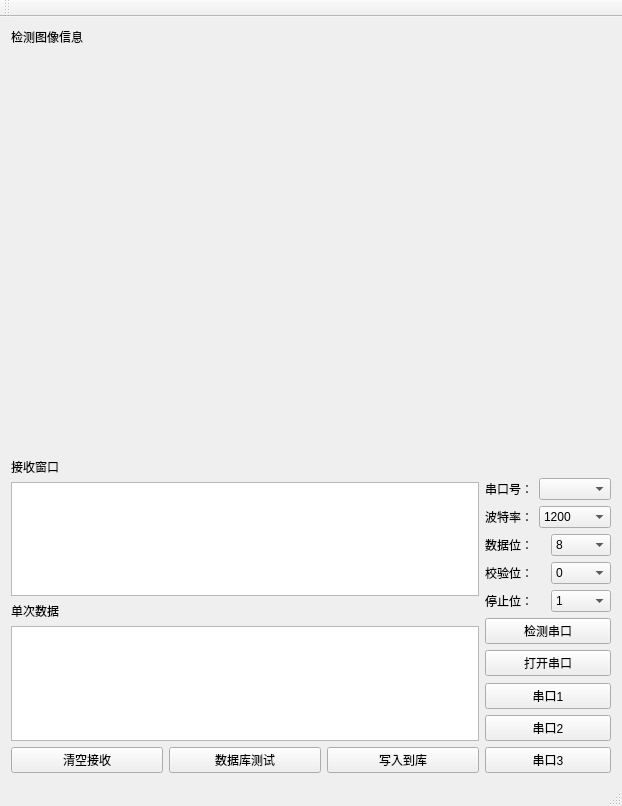
VegetablesMaster/qt_serial, file mainwindow.ui: the form before one commit.
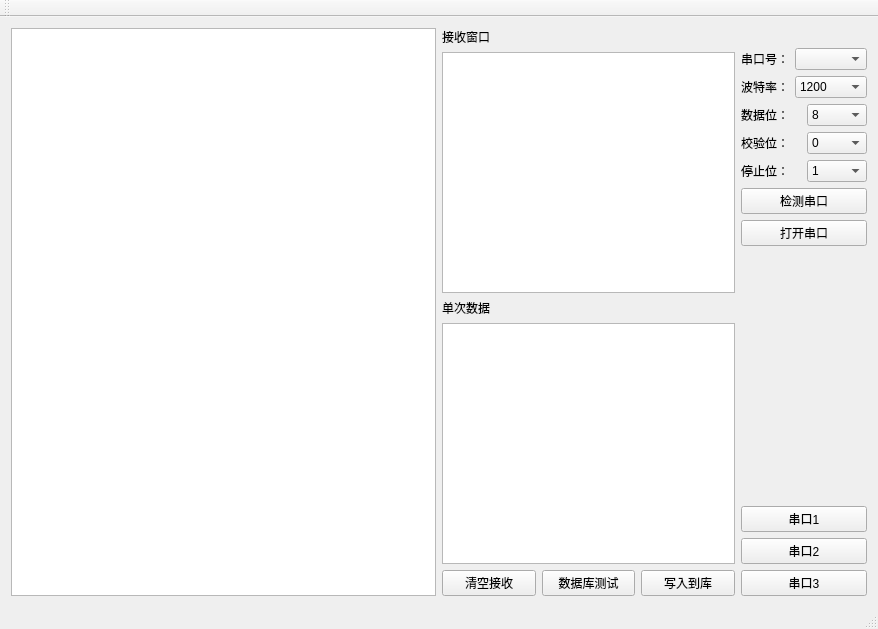
The form after the commit.

```diff
--- a/mainwindow.ui
+++ b/mainwindow.ui
@@ -6,8 +6,8 @@
    <rect>
     <x>0</x>
     <y>0</y>
-    <width>618</width>
-    <height>806</height>
+    <width>878</width>
+    <height>629</height>
    </rect>
   </property>
   <property name="windowTitle">
@@ -15,17 +15,7 @@
   </property>
   <widget class="QWidget" name="centralWidget">
    <layout class="QGridLayout" name="gridLayout">
-    <item row="1" column="0">
-     <widget class="QWidget" name="widget" native="true">
-      <property name="minimumSize">
-       <size>
-        <width>600</width>
-        <height>400</height>
-       </size>
-      </property>
-     </widget>
-    </item>
-    <item row="4" column="0">
+    <item row="0" column="1">
      <layout class="QHBoxLayout" name="horizontalLayout_7">
       <item>
        <layout class="QVBoxLayout" name="verticalLayout">
@@ -257,11 +247,24 @@
      </layout>
     </item>
     <item row="0" column="0">
-     <widget class="QLabel" name="label_9">
-      <property name="text">
-       <string>检测图像信息</string>
-      </property>
-     </widget>
+     <layout class="QVBoxLayout" name="verticalLayout_5">
+      <item>
+       <widget class="QGraphicsView" name="graphicsView">
+        <property name="minimumSize">
+         <size>
+          <width>425</width>
+          <height>0</height>
+         </size>
+        </property>
+        <property name="sizeIncrement">
+         <size>
+          <width>400</width>
+          <height>800</height>
+         </size>
+        </property>
+       </widget>
+      </item>
+     </layout>
     </item>
    </layout>
   </widget>
```
Left out of the diff: 2 changed lines with no effect on the pictures.
